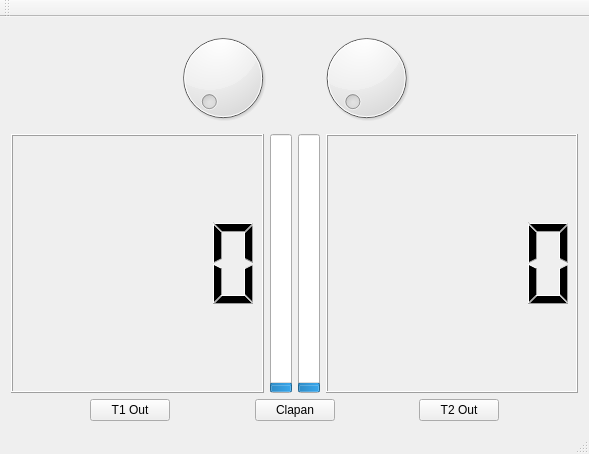
Qt form mainwindow.ui (Anaga/2Tanks) before a commit.
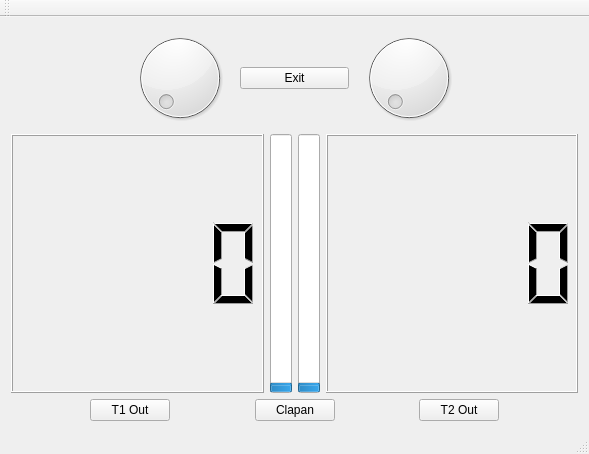
The same form after that commit. Icons and pictures are not drawn.

The edit to the form file:
```diff
--- a/mainwindow.ui
+++ b/mainwindow.ui
@@ -29,6 +29,17 @@
         <item>
          <widget class="QDial" name="dialQ1In"/>
         </item>
+        <item>
+         <widget class="QPushButton" name="pushButton_Exit">
+          <property name="text">
+           <string>Exit</string>
+          </property>
+          <property name="icon">
+           <iconset>
+            <normaloff>../../opt/qt5/qtquick1/examples/declarative/ui-components/dialcontrol/qml/dialcontrol/content/quit.png</normaloff>../../opt/qt5/qtquick1/examples/declarative/ui-components/dialcontrol/qml/dialcontrol/content/quit.png</iconset>
+          </property>
+         </widget>
+        </item>
         <item>
          <widget class="QDial" name="dialQ2In"/>
         </item>
```
Left out of the diff: 2 changed lines with no effect on the pictures.
